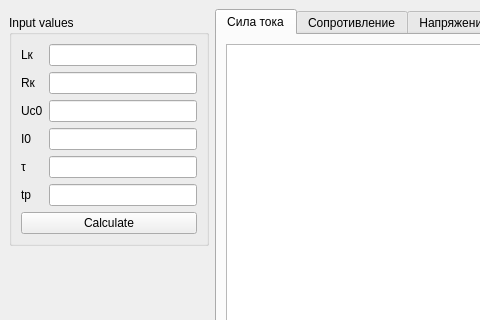
This is lab_02/src/gui/mainwindow.ui in bmstu-ics7/modeling as Qt 5 draws it before an edit; both pictures show x 0 to 480 and y 0 to 320 of the 1233 by 718 pixel window. The edited form follows.
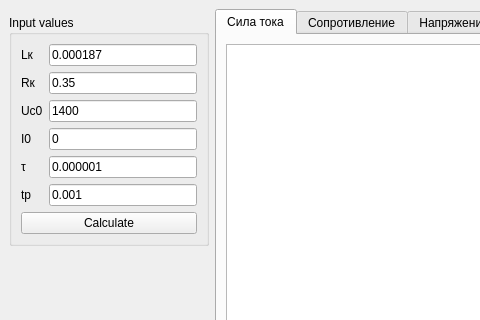
This is the edited form. Custom widgets are drawn as their Qt base class.

```diff
--- a/lab_02/src/gui/mainwindow.ui
+++ b/lab_02/src/gui/mainwindow.ui
@@ -171,7 +171,11 @@
         </widget>
        </item>
        <item row="1" column="1">
-        <widget class="QLineEdit" name="lineL"/>
+        <widget class="QLineEdit" name="lineL">
+         <property name="text">
+          <string>0.000187</string>
+         </property>
+        </widget>
        </item>
        <item row="7" column="0" colspan="2">
         <widget class="QPushButton" name="buttonCalculate">
@@ -195,16 +199,32 @@
         </widget>
        </item>
        <item row="5" column="1">
-        <widget class="QLineEdit" name="lineTau"/>
+        <widget class="QLineEdit" name="lineTau">
+         <property name="text">
+          <string>0.000001</string>
+         </property>
+        </widget>
        </item>
        <item row="2" column="1">
-        <widget class="QLineEdit" name="lineR"/>
+        <widget class="QLineEdit" name="lineR">
+         <property name="text">
+          <string>0.35</string>
+         </property>
+        </widget>
        </item>
        <item row="6" column="1">
-        <widget class="QLineEdit" name="lineT"/>
+        <widget class="QLineEdit" name="lineT">
+         <property name="text">
+          <string>0.001</string>
+         </property>
+        </widget>
        </item>
        <item row="3" column="1">
-        <widget class="QLineEdit" name="lineU"/>
+        <widget class="QLineEdit" name="lineU">
+         <property name="text">
+          <string>1400</string>
+         </property>
+        </widget>
        </item>
        <item row="3" column="0">
         <widget class="QLabel" name="label_3">
@@ -214,7 +234,11 @@
         </widget>
        </item>
        <item row="4" column="1">
-        <widget class="QLineEdit" name="lineI"/>
+        <widget class="QLineEdit" name="lineI">
+         <property name="text">
+          <string>0</string>
+         </property>
+        </widget>
        </item>
        <item row="2" column="0">
         <widget class="QLabel" name="label_2">
```
